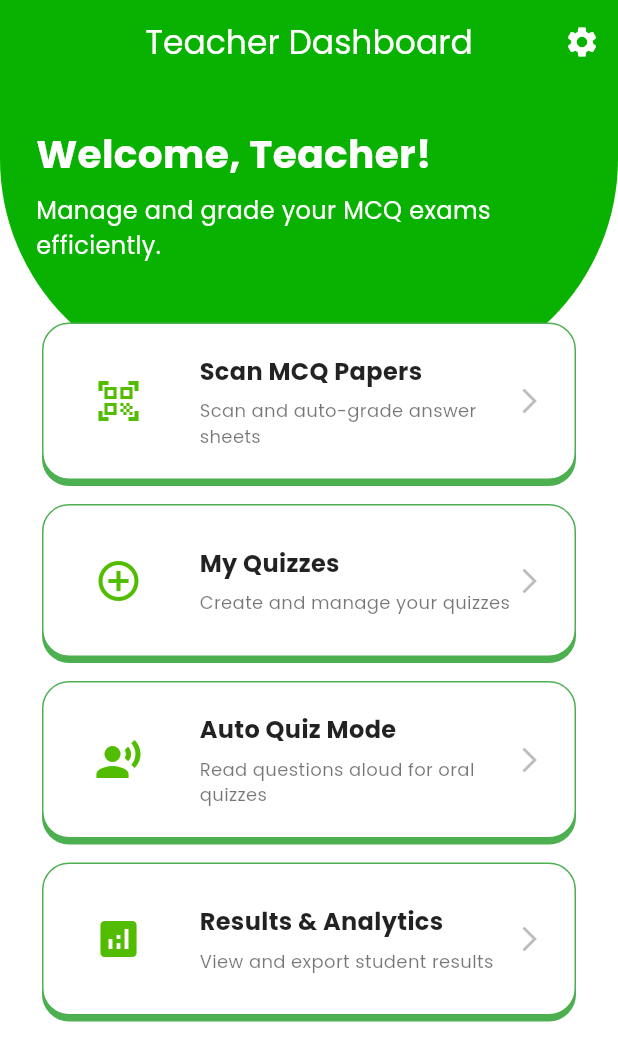
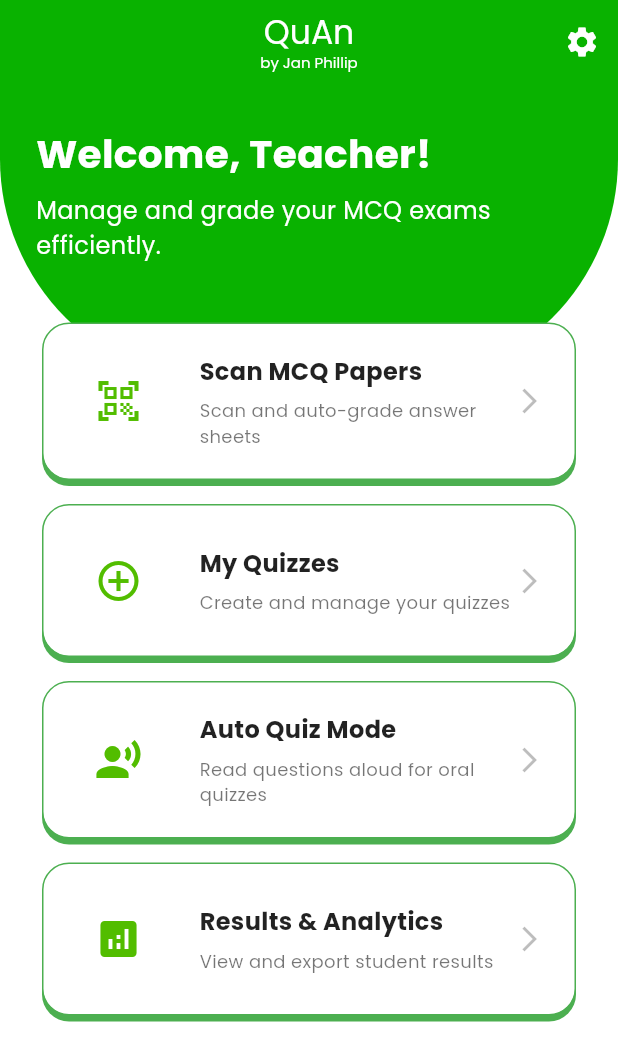
Before and after one commit to JanPhillipThe1st/quan, a Flutter app: the screen it shows after launch, on a phone screen of 412 x 824 dp. Shown: the top 1061 px of the screen. Run offline on Flutter 3.47's test engine with Material 3 defaults, Android fonts, the light colour scheme and no system bars; our stand-ins replace camera, flutter_tts, google_fonts, shared_preferences, supabase_flutter; accounts and stored records are empty.

Commit message:
Updated UI

```diff
--- a/lib/main.dart
+++ b/lib/main.dart
@@ -84,7 +84,15 @@ class DashboardScreen extends StatelessWidget {
       appBar: AppBar(
         backgroundColor: const Color.fromARGB(255, 9, 178, 0),
         elevation: 0,
-        title: Text('Teacher Dashboard', style: TextStyle(color: Colors.white)),
+        title: Column(
+          children: [
+            Text('QuAn', style: TextStyle(color: Colors.white)),
+            Text(
+              'by Jan Phillip',
+              style: TextStyle(color: Colors.white, fontSize: 10),
+            ),
+          ],
+        ),
         centerTitle: true,
         actions: [
           IconButton(
```
Also changed, not shown: lib/screens/my_quizzes_screen.dart (+16 -1 lines).
